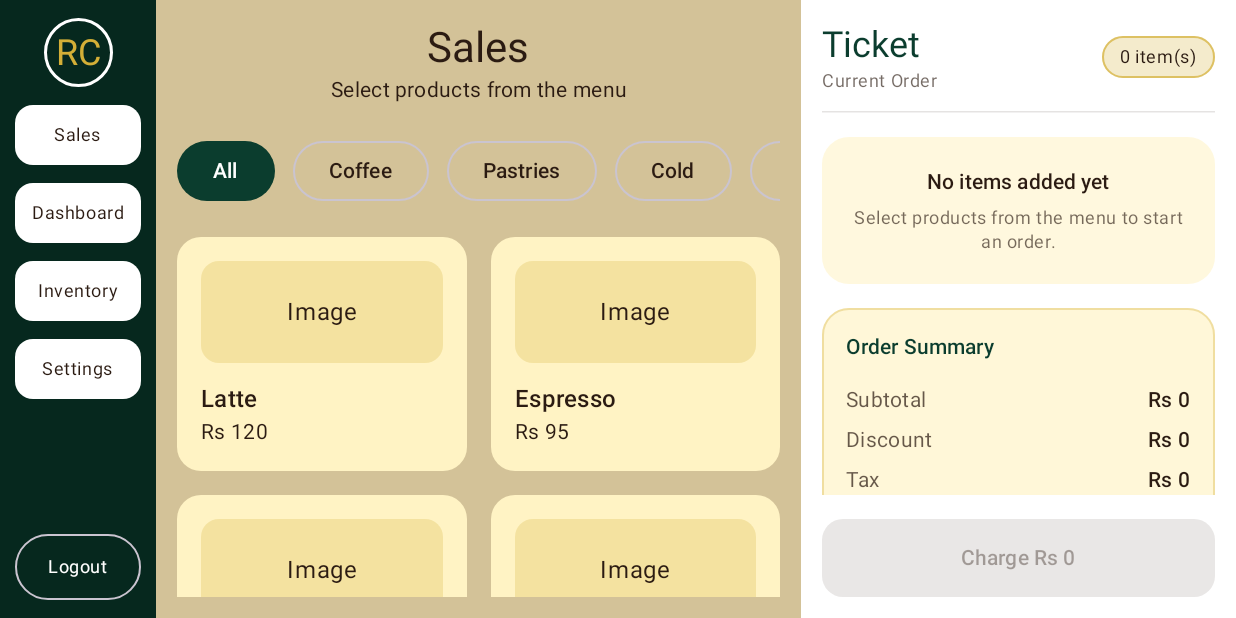
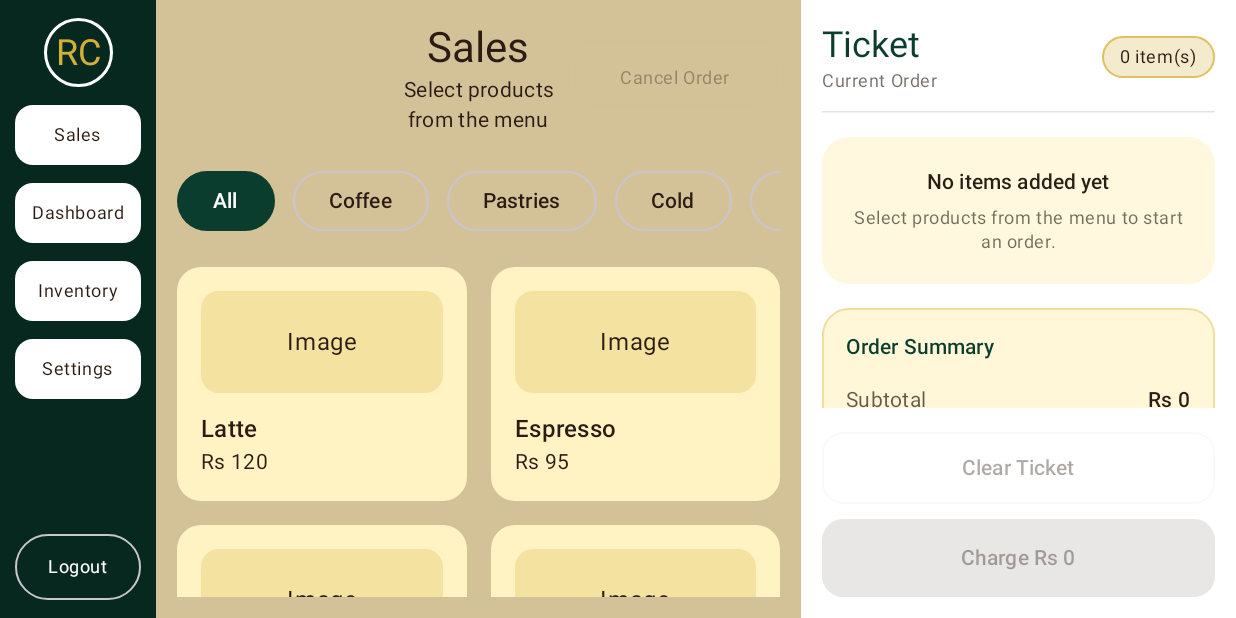
Before and after one commit to fxrhxxn/RoyalCoffeePOS, an Android app built with Jetpack Compose: the composable SalesScreen shown on its own in the app's theme, on a phone screen of 824 x 412 dp (held sideways). Run offline under Robolectric (Android 15) with nearby library versions, the phone set to English and light mode, and no system bars.

Commit message:
Add clear ticket and cancel order action

```diff
--- a/app/src/main/java/com/royalcoffee/pos/ui/sales/SalesScreen.kt
+++ b/app/src/main/java/com/royalcoffee/pos/ui/sales/SalesScreen.kt
@@ -30,6 +30,7 @@ import androidx.compose.foundation.lazy.grid.LazyVerticalGrid
 import androidx.compose.foundation.lazy.grid.items
 import androidx.compose.foundation.shape.CircleShape
 import androidx.compose.foundation.shape.RoundedCornerShape
+import androidx.compose.material3.AlertDialog
 import androidx.compose.material3.Button
 import androidx.compose.material3.ButtonDefaults
 import androidx.compose.material3.Card
@@ -213,6 +214,16 @@ fun SalesScreen(
     }
 
     /**
+     * Controls the cancel order confirmation dialog.
+     *
+     * We ask for confirmation because cancelling an order removes all current
+     * cart, payment, and receipt data for the active order.
+     */
+    var showCancelOrderDialog by remember {
+        mutableStateOf(false)
+    }
+
+    /**
      * Basic order calculations.
      *
      * For now:
@@ -289,6 +300,27 @@ fun SalesScreen(
                 cartItems.removeAt(itemIndex)
             }
         }
+    }
+
+    /**
+     * Clears only the ticket/cart before payment.
+     *
+     * This is useful when the cashier selected the wrong products
+     * but has not charged the customer yet.
+     */
+    fun clearTicketBeforePayment() {
+        cartItems.clear()
+    }
+
+    /**
+     * Returns true when there is anything active in the current order.
+     *
+     * This helps us decide whether Cancel Order should be enabled.
+     */
+    fun hasActiveOrder(): Boolean {
+        return cartItems.isNotEmpty() ||
+                confirmedPaymentMethod != null ||
+                currentReceipt != null
     }
 
     /**
@@ -454,6 +486,10 @@ fun SalesScreen(
                     productCardMinWidth = productCardMinWidth,
                     contentPadding = productAreaPadding,
                     productImageVerticalPadding = productImageVerticalPadding,
+                    canCancelOrder = hasActiveOrder(),
+                    onCancelOrderClick = {
+                        showCancelOrderDialog = true
+                    },
                     onCategoryClick = { category ->
                         selectedCategory = category
                     },
@@ -481,14 +517,13 @@ fun SalesScreen(
                     onDecreaseQuantity = { product ->
                         decreaseQuantity(product)
                     },
+                    onClearTicketClick = {
+                        clearTicketBeforePayment()
+                    },
                     onChargeClick = {
                         showPaymentDialog = true
                     },
                     onViewReceiptClick = {
-                        /**
-                         * This allows the cashier to reopen the receipt preview
-                         * after closing it.
-                         */
                         val paymentMethod = confirmedPaymentMethod
 
                         if (paymentMethod != null) {
@@ -501,7 +536,8 @@ fun SalesScreen(
                     },
                     modifier = Modifier
                         .width(ticketPanelWidth)
-                        .fillMaxHeight() )
+                        .fillMaxHeight()
+                )
             }
         }
     }
@@ -588,6 +624,47 @@ fun SalesScreen(
      * to this screen using onPrintReceipt.
      */
     val receiptToPreview = currentReceipt
+
+    /**
+     * Cancel order confirmation dialog.
+     *
+     * This prevents the cashier from accidentally clearing an active order.
+     */
+    if (showCancelOrderDialog) {
+        AlertDialog(
+            onDismissRequest = {
+                showCancelOrderDialog = false
+            },
+            title = {
+                Text(text = "Cancel Order?")
+            },
+            text = {
+                Text(
+                    text = "This will clear the current ticket and cancel the active order."
+                )
+            },
+            confirmButton = {
+                Button(
+                    onClick = {
+                        clearCurrentOrder()
+                        showCancelOrderDialog = false
+                    }
+                ) {
+                    Text(text = "Cancel Order")
+
+                }
+            },
+            dismissButton = {
+                OutlinedButton(
+                    onClick = {
+                        showCancelOrderDialog = false
+                    }
+                ) {
+                    Text(text = "Keep Order")
+                }
+            }
+        )
+    }
 
     if (showReceiptPreviewDialog && receiptToPreview != null) {
         ReceiptPreviewDialog(
@@ -723,12 +800,24 @@ private fun ProductArea(
     productCardMinWidth: Dp,
     contentPadding: Dp,
     productImageVerticalPadding: Dp,
+    canCancelOrder: Boolean,
+    onCancelOrderClick: () -> Unit,
     onCategoryClick: (String) -> Unit,
     onProductClick: (Product) -> Unit,
     modifier: Modifier = Modifier
 ) {
     Column(
         modifier = modifier.padding(contentPadding)
+    ) {
+        Row(
+            modifier = Modifier.fillMaxWidth(),
+            verticalAlignment = Alignment.CenterVertically
+        ) {
+            Spacer(modifier = Modifier.width(140.dp))
+
+            Column(
+                modifier = Modifier.weight(1f),
+                horizontalAlignment = Alignment.CenterHorizontally
             ) {
                 Text(
                     text = "Sales",
@@ -743,6 +832,22 @@ private fun ProductArea(
                     textAlign = TextAlign.Center,
                     modifier = Modifier.fillMaxWidth()
                 )
+            }
+
+            OutlinedButton(
+                onClick = onCancelOrderClick,
+                enabled = canCancelOrder,
+                modifier = Modifier
+                    .width(140.dp)
+                    .height(44.dp),
+                shape = RoundedCornerShape(14.dp)
+            ) {
+                Text(
+                    text = "Cancel Order",
+                    style = MaterialTheme.typography.bodySmall
+                )
+            }
+        }
 
         Spacer(modifier = Modifier.height(20.dp))
 
@@ -871,6 +976,7 @@ private fun TicketPanel(
     contentPadding: Dp,
     onIncreaseQuantity: (Product) -> Unit,
     onDecreaseQuantity: (Product) -> Unit,
+    onClearTicketClick: () -> Unit,
     onChargeClick: () -> Unit,
     onViewReceiptClick: () -> Unit,
     modifier: Modifier = Modifier
@@ -931,6 +1037,23 @@ private fun TicketPanel(
         Spacer(modifier = Modifier.height(16.dp))
 
         if (confirmedPaymentMethod == null) {
+            Column(
+                verticalArrangement = Arrangement.spacedBy(10.dp)
+            ) {
+                OutlinedButton(
+                    onClick = onClearTicketClick,
+                    enabled = cartItems.isNotEmpty(),
+                    modifier = Modifier
+                        .fillMaxWidth()
+                        .height(48.dp),
+                    shape = RoundedCornerShape(14.dp)
+                ) {
+                    Text(
+                        text = "Clear Ticket",
+                        style = MaterialTheme.typography.titleSmall
+                    )
+                }
+
                 Button(
                     onClick = onChargeClick,
                     enabled = cartItems.isNotEmpty(),
@@ -944,6 +1067,7 @@ private fun TicketPanel(
                         style = MaterialTheme.typography.titleSmall
                     )
                 }
+            }
         } else {
             Button(
                 onClick = onViewReceiptClick,
@@ -953,7 +1077,7 @@ private fun TicketPanel(
                 shape = RoundedCornerShape(14.dp)
             ) {
                 Text(
-                    text = "Generate Receipt",
+                    text = "View Receipt",
                     style = MaterialTheme.typography.titleSmall
                 )
             }
```
Lines whose indentation alone changed are shown as unchanged.
